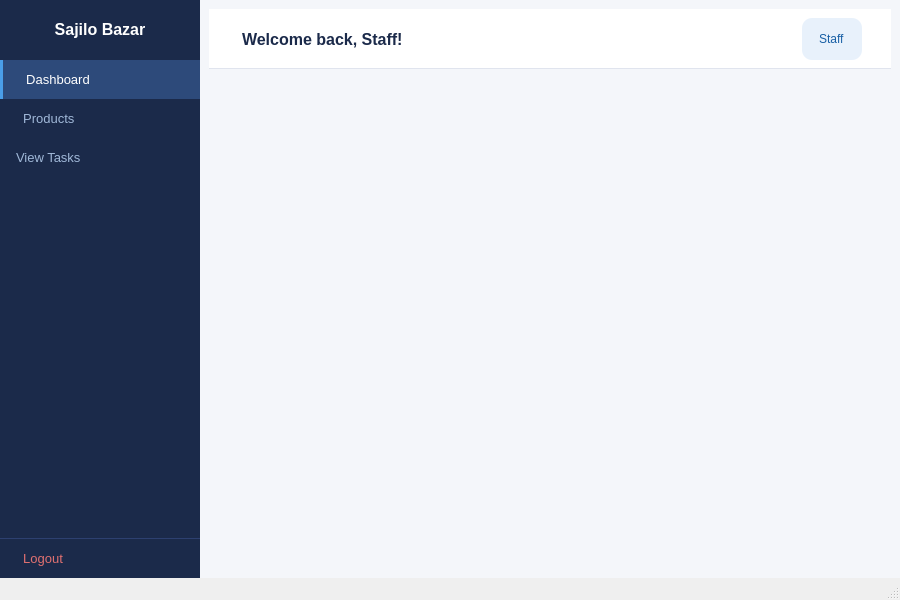
Old version of the form ui/staffdashboard.ui in the repository kriitikat/Sajilo-Bazarr.
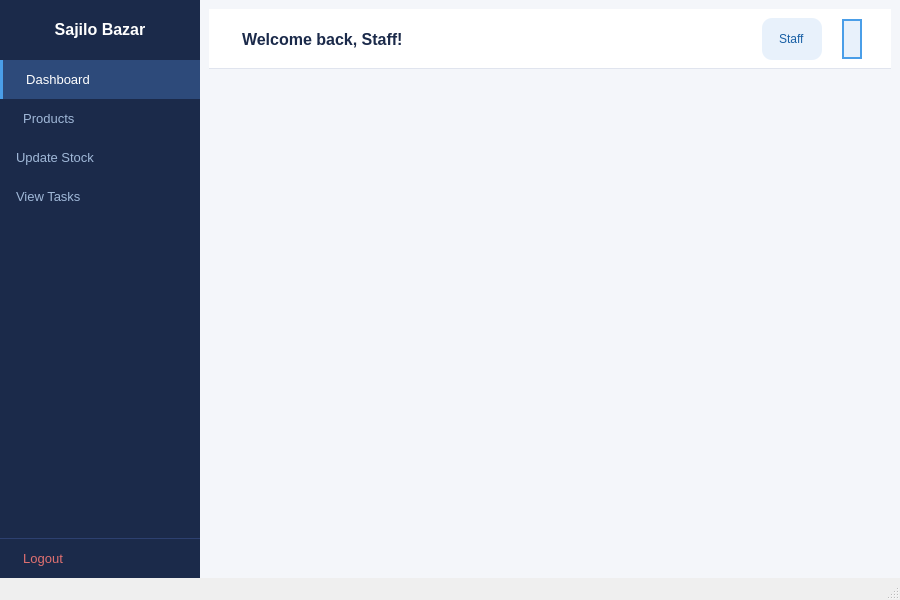
New version of the form.

Commit message: Added Staff profile viewing feature

Patch:
```diff
--- a/ui/staffdashboard.ui
+++ b/ui/staffdashboard.ui
@@ -134,6 +134,30 @@
          </property>
         </widget>
        </item>
+       <item>
+        <widget class="QPushButton" name="btnUpdateStock">
+         <property name="styleSheet">
+          <string>
+QPushButton {
+color: #A0B8D8;
+background-color: transparent;
+border: none;
+padding: 12px 16px;
+text-align: left;
+font-size: 13px;
+}
+
+QPushButton:hover {
+background-color: #2D4A7A;
+color: white;
+}
+          </string>
+         </property>
+         <property name="text">
+          <string>Update Stock</string>
+         </property>
+        </widget>
+       </item>
        <item>
         <widget class="QPushButton" name="btnViewTasks">
          <property name="styleSheet">
@@ -235,7 +259,7 @@
 }
           </string>
          </property>
-         <layout class="QHBoxLayout">
+         <layout class="QHBoxLayout" name="topbarLayout">
           <item>
            <widget class="QLabel" name="welcomeLabel">
             <property name="styleSheet">
@@ -276,7 +300,7 @@
 border-radius: 10px;
 padding: 4px 14px;
 font-size: 12px;
-margin-right: 20px;
+margin-right: 14px;
 }
              </string>
             </property>
@@ -285,6 +309,54 @@
             </property>
            </widget>
           </item>
+          <item>
+           <widget class="QPushButton" name="btnProfile">
+            <property name="minimumSize">
+             <size>
+              <width>40</width>
+              <height>40</height>
+             </size>
+            </property>
+            <property name="maximumSize">
+             <size>
+              <width>40</width>
+              <height>40</height>
+             </size>
+            </property>
+            <property name="cursor">
+             <cursorShape>PointingHandCursor</cursorShape>
+            </property>
+            <property name="toolTip">
+             <string>View profile</string>
+            </property>
+            <property name="styleSheet">
+             <string>
+QPushButton {
+border: 2px solid #4A9EE8;
+border-radius: 20px;
+background-color: #E8F1FB;
+margin-right: 20px;
+}
+
+QPushButton:hover {
+border: 2px solid #185FA5;
+}
+             </string>
+            </property>
+            <property name="text">
+             <string/>
+            </property>
+            <property name="iconSize">
+             <size>
+              <width>36</width>
+              <height>36</height>
+             </size>
+            </property>
+            <property name="flat">
+             <bool>true</bool>
+            </property>
+           </widget>
+          </item>
          </layout>
         </widget>
        </item>
```
The commit also changes 15 other files.
